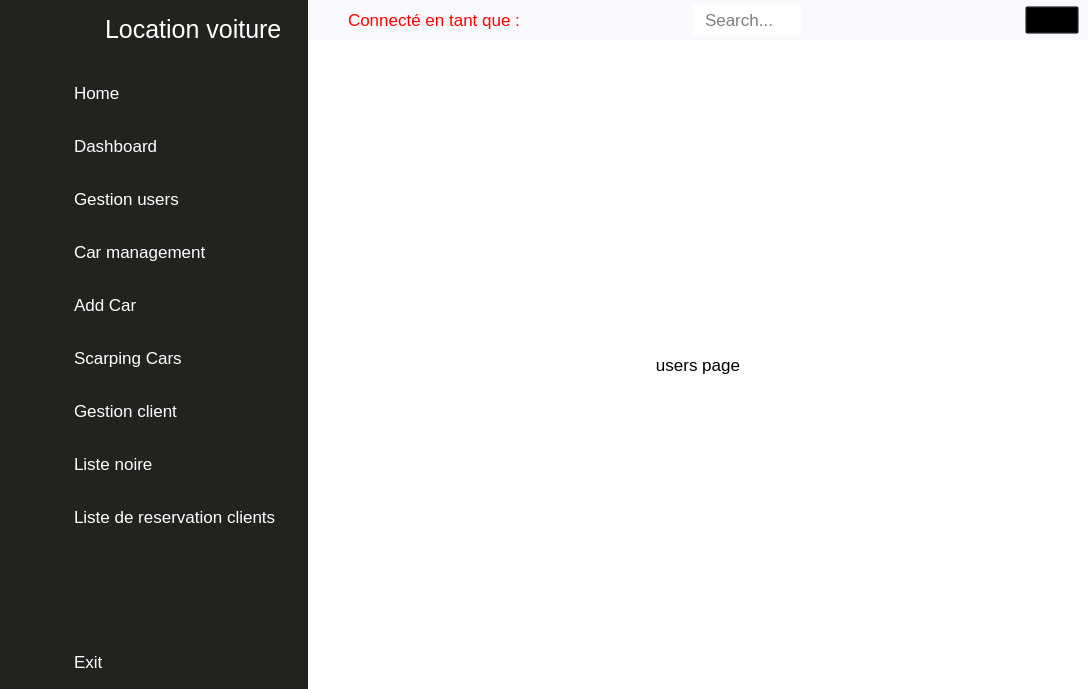
Before: the Qt Designer form main_ui.ui in Hamza-ouabiba/Location-voiture, drawn with Qt 5.
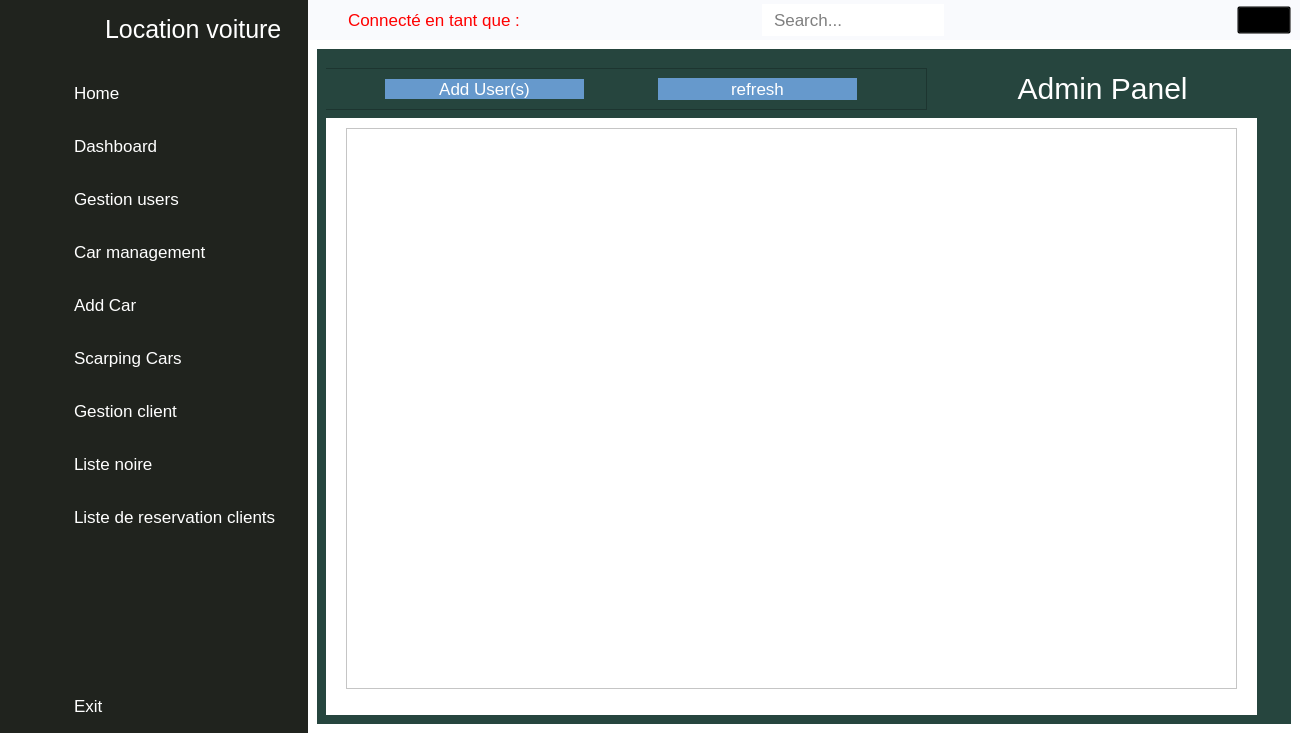
After: the same form once the commit is applied. The open tabs and pages were chosen to show the change. Icons and pictures are not drawn.

```diff
--- a/main_ui.ui
+++ b/main_ui.ui
@@ -6,8 +6,8 @@
    <rect>
     <x>0</x>
     <y>0</y>
-    <width>1088</width>
-    <height>689</height>
+    <width>1300</width>
+    <height>733</height>
    </rect>
   </property>
   <property name="windowTitle">
@@ -779,7 +779,7 @@
        <item>
         <widget class="QStackedWidget" name="stackedWidget">
          <property name="currentIndex">
-          <number>6</number>
+          <number>3</number>
          </property>
          <widget class="QWidget" name="home">
           <layout class="QGridLayout" name="gridLayout_2">
@@ -819,21 +819,168 @@
            </item>
           </layout>
          </widget>
+         <widget class="QWidget" name="page"/>
          <widget class="QWidget" name="page_crud_users">
           <layout class="QGridLayout" name="gridLayout_4">
            <item row="0" column="0">
-            <widget class="QLabel" name="label_6">
-             <property name="font">
-              <font>
-               <pointsize>-1</pointsize>
-              </font>
+            <widget class="QWidget" name="widget_2" native="true">
+             <property name="styleSheet">
+              <string notr="true">* {
+background-color: #26453E;
+}
+QPushButton{
+background-color: #6699CC;
+color: white;
+border-radius: 20px;
+}
+QDateTimeEdit {
+background-color:#36454F;
+color: white;
+}
+
+#darkPB {}
+
+</string>
              </property>
-             <property name="text">
-              <string>users page</string>
-             </property>
-             <property name="alignment">
-              <set>Qt::AlignCenter</set>
-             </property>
+             <layout class="QGridLayout" name="gridLayout_17">
+              <item row="0" column="0">
+               <widget class="QWidget" name="widget_5" native="true">
+                <property name="maximumSize">
+                 <size>
+                  <width>961</width>
+                  <height>16777215</height>
+                 </size>
+                </property>
+                <property name="contextMenuPolicy">
+                 <enum>Qt::NoContextMenu</enum>
+                </property>
+                <widget class="QFrame" name="frame_10">
+                 <property name="geometry">
+                  <rect>
+                   <x>-10</x>
+                   <y>10</y>
+                   <width>611</width>
+                   <height>42</height>
+                  </rect>
+                 </property>
+                 <property name="maximumSize">
+                  <size>
+                   <width>611</width>
+                   <height>16777215</height>
+                  </size>
+                 </property>
+                 <property name="contextMenuPolicy">
+                  <enum>Qt::NoContextMenu</enum>
+                 </property>
+                 <property name="frameShape">
+                  <enum>QFrame::StyledPanel</enum>
+                 </property>
+                 <property name="frameShadow">
+                  <enum>QFrame::Raised</enum>
+                 </property>
+                 <layout class="QHBoxLayout" name="horizontalLayout_5">
+                  <property name="sizeConstraint">
+                   <enum>QLayout::SetDefaultConstraint</enum>
+                  </property>
+                  <property name="leftMargin">
+                   <number>0</number>
+                  </property>
+                  <property name="topMargin">
+                   <number>0</number>
+                  </property>
+                  <property name="rightMargin">
+                   <number>0</number>
+                  </property>
+                  <property name="bottomMargin">
+                   <number>0</number>
+                  </property>
+                  <item>
+                   <widget class="QPushButton" name="addEmpBtn">
+                    <property name="maximumSize">
+                     <size>
+                      <width>199</width>
+                      <height>16777215</height>
+                     </size>
+                    </property>
+                    <property name="contextMenuPolicy">
+                     <enum>Qt::NoContextMenu</enum>
+                    </property>
+                    <property name="text">
+                     <string>Add User(s)</string>
+                    </property>
+                   </widget>
+                  </item>
+                  <item>
+                   <widget class="QPushButton" name="refresh_users">
+                    <property name="minimumSize">
+                     <size>
+                      <width>0</width>
+                      <height>22</height>
+                     </size>
+                    </property>
+                    <property name="maximumSize">
+                     <size>
+                      <width>199</width>
+                      <height>16777215</height>
+                     </size>
+                    </property>
+                    <property name="contextMenuPolicy">
+                     <enum>Qt::NoContextMenu</enum>
+                    </property>
+                    <property name="text">
+                     <string>refresh</string>
+                    </property>
+                   </widget>
+                  </item>
+                 </layout>
+                </widget>
+                <widget class="QLabel" name="label_6">
+                 <property name="geometry">
+                  <rect>
+                   <x>610</x>
+                   <y>10</y>
+                   <width>281</width>
+                   <height>41</height>
+                  </rect>
+                 </property>
+                 <property name="styleSheet">
+                  <string notr="true">#label_6 {
+text-align: center;
+font-size: 30px bold;
+color: white;
+
+ }</string>
+                 </property>
+                 <property name="text">
+                  <string>          Admin Panel</string>
+                 </property>
+                </widget>
+                <widget class="QWidget" name="widget_4" native="true">
+                 <property name="geometry">
+                  <rect>
+                   <x>0</x>
+                   <y>60</y>
+                   <width>931</width>
+                   <height>641</height>
+                  </rect>
+                 </property>
+                 <property name="styleSheet">
+                  <string notr="true">*{background-color: white;}</string>
+                 </property>
+                 <widget class="QTableWidget" name="tableWidgetUsers">
+                  <property name="geometry">
+                   <rect>
+                    <x>20</x>
+                    <y>10</y>
+                    <width>891</width>
+                    <height>561</height>
+                   </rect>
+                  </property>
+                 </widget>
+                </widget>
+               </widget>
+              </item>
+             </layout>
             </widget>
            </item>
           </layout>
```
